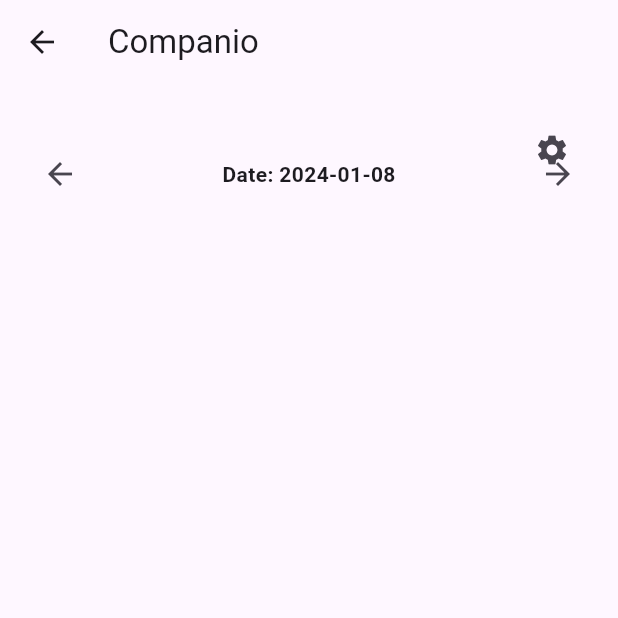
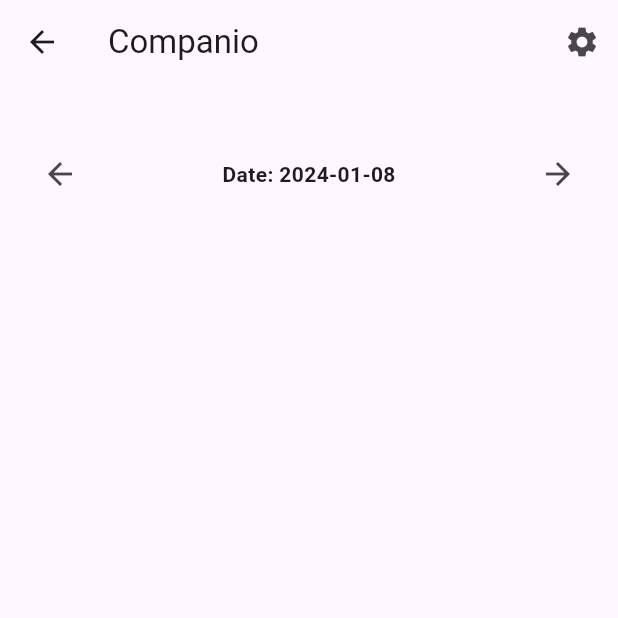
Before and after one commit to Jonalismus/companio_diabetes_app, a Flutter app: the HomeScreen screen opened directly, item 3 of the bottom bar chosen, on a phone screen of 412 x 824 dp, the top half of it. Run offline on Flutter 3.47's test engine with Material 3 defaults, Android fonts, the phone set to English and light mode, and no system bars; our stand-ins replace cloud_firestore, firebase_auth, firebase_core, flutter_datetime_picker_plus, flutter_local_notifications, getwidget and 3 more; missing offline and left inert: flutter_barcode_scanner; accounts and stored records are empty.

Commit message:
Settings button bound to the appbar

```diff
--- a/lib/screens/home_screen.dart
+++ b/lib/screens/home_screen.dart
@@ -76,18 +76,20 @@ class HomeScreenState extends State<HomeScreen> {
     return Scaffold(
       appBar: AppBar(
         title: const Text('Companio'),
-      ),
-      body: Stack(
-        children: [
-          _pages[_selectedIndex],
+        actions: [
           Positioned(
             top: 20,
-            right : 20,
+            right: 20,
             child: IconButton(
               icon: const Icon(Icons.settings),
               onPressed: _navigateToSettings,
             ),
           ),
+        ],
+      ),
+      body: Stack(
+        children: [
+          _pages[_selectedIndex],
         ],
       ),
       bottomNavigationBar: BottomNavigationBar(
```
